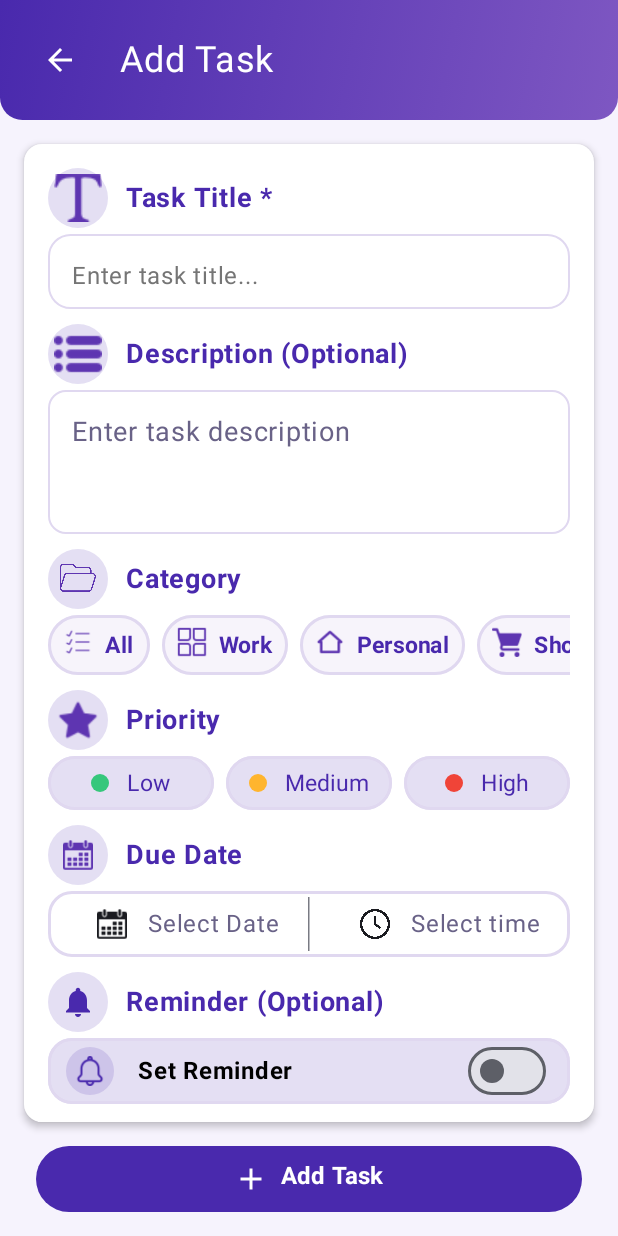
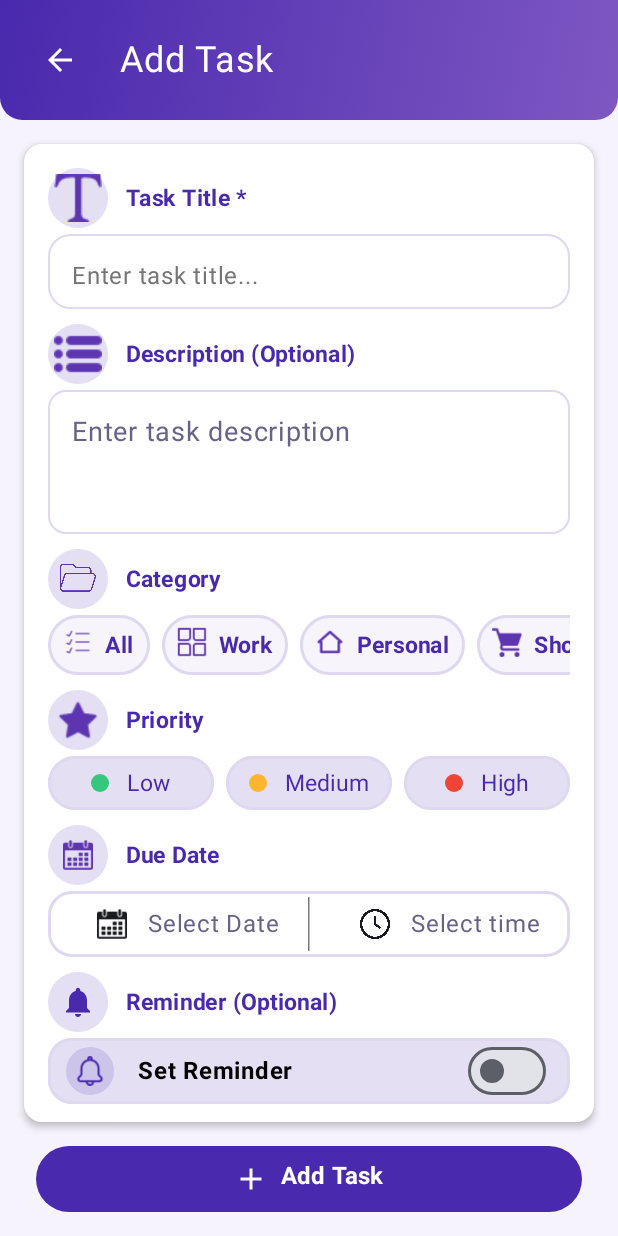
Before and after one commit to smsaif150-blip/TaskFlow, an Android app built with Jetpack Compose: the AddTaskScreen screen opened through its navigation route, on a phone screen of 412 x 824 dp. Run offline under Robolectric (Android 15) with nearby library versions, the phone set to English and light mode, and no system bars; our stand-ins replace Dagger/Hilt's generated code.

Commit message:
Dao elements added

```diff
--- a/app/src/main/java/com/example/to_dolistapp/data/local/entity/Task.kt
+++ b/app/src/main/java/com/example/to_dolistapp/data/local/entity/Task.kt
@@ -11,9 +11,9 @@ data class Task(
     val description: String = "",
     val category: String,
     val priority: String,
-    val isComplete: Boolean,
+    val isCompleted: Boolean,
     val dueDate: Long,
     val reminderTime: Long?,
     val createdAt: Long,
-    val updateAt: Long
+    val updatedAt: Long
 )
--- a/app/src/main/java/com/example/to_dolistapp/screens/AddTaskScreen.kt
+++ b/app/src/main/java/com/example/to_dolistapp/screens/AddTaskScreen.kt
@@ -154,7 +154,7 @@ fun AddTaskScreen(navController: NavController)
                         }
 
                         Text("Task Title *",
-                            color = Primary_Purple, fontSize = 18.sp,
+                            color = Primary_Purple, fontSize = 15.sp,
                             fontWeight = FontWeight.Bold,
                             modifier = Modifier.padding(start = 12.dp))
                     }
@@ -190,7 +190,7 @@ fun AddTaskScreen(navController: NavController)
                         }
 
                         Text("Description (Optional)",
-                            color = Primary_Purple, fontSize = 18.sp,
+                            color = Primary_Purple, fontSize = 15.sp,
                             fontWeight = FontWeight.Bold,
                             modifier = Modifier.padding(start = 12.dp))
                     }
@@ -228,7 +228,7 @@ fun AddTaskScreen(navController: NavController)
                         }
 
                         Text("Category",
-                            color = Primary_Purple, fontSize = 18.sp,
+                            color = Primary_Purple, fontSize = 15.sp,
                             fontWeight = FontWeight.Bold,
                             modifier = Modifier.padding(start = 12.dp))
                     }
@@ -277,7 +277,7 @@ fun AddTaskScreen(navController: NavController)
                         }
 
                         Text("Priority",
-                            color = Primary_Purple, fontSize = 18.sp,
+                            color = Primary_Purple, fontSize = 15.sp,
                             fontWeight = FontWeight.Bold,
                             modifier = Modifier.padding(start = 12.dp))
                     }
@@ -361,7 +361,7 @@ fun AddTaskScreen(navController: NavController)
                         }
 
                         Text("Due Date",
-                            color = Primary_Purple, fontSize = 18.sp,
+                            color = Primary_Purple, fontSize = 15.sp,
                             fontWeight = FontWeight.Bold,
                             modifier = Modifier.padding(start = 12.dp))
                     }
@@ -419,7 +419,7 @@ fun AddTaskScreen(navController: NavController)
                         }
 
                         Text("Reminder (Optional)",
-                            color = Primary_Purple, fontSize = 18.sp,
+                            color = Primary_Purple, fontSize = 15.sp,
                             fontWeight = FontWeight.Bold,
                             modifier = Modifier.padding(start = 12.dp))
                     }
--- /dev/null
+++ b/app/src/main/java/com/example/to_dolistapp/viewmodel/HomeViewmodel.kt
@@ -0,0 +1,4 @@
+package com.example.to_dolistapp.viewmodel
+
+class HomeViewmodel {
+}
```
Also changed, not shown: app/src/main/java/com/example/to_dolistapp/data/local/dao/TaskDao.kt (+15 -1 lines).
